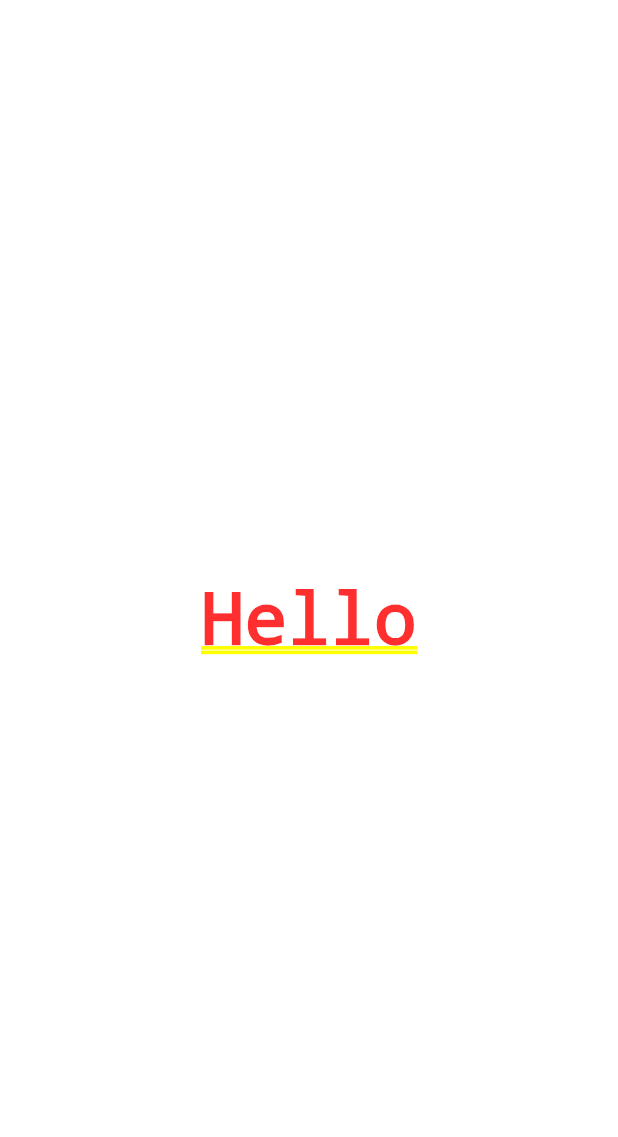
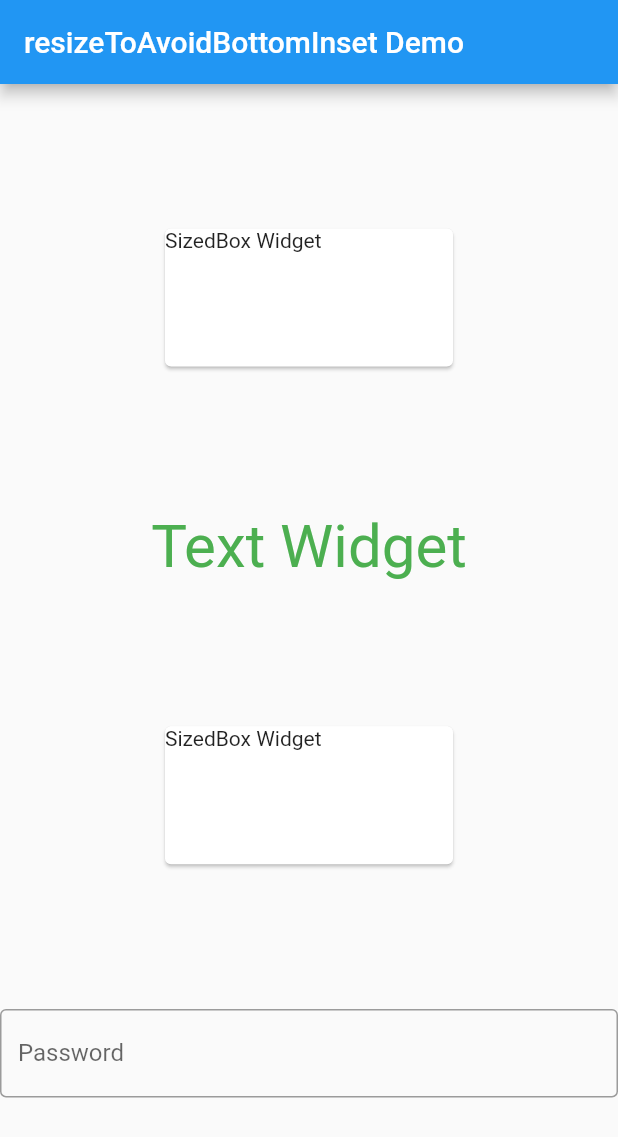
Before and after one commit to den11krs/places, a Flutter app: the screen it shows after launch, on a phone screen of 412 x 824 dp. Shown: the top 1137 px of the screen. Run offline on Flutter 3.47's test engine with Material 2 defaults, Android fonts, the light colour scheme and no system bars.

Commit message:
Create SightListScreen widget in a separate .dart file.

```diff
--- a/lib/main.dart
+++ b/lib/main.dart
@@ -1,4 +1,5 @@
 import 'package:flutter/material.dart';
+import 'package:places/ui/screen/sight_list_screen.dart';
 
 void main() {
   runApp(const App());
@@ -18,43 +19,7 @@
       theme: ThemeData(
         primarySwatch: Colors.blue,
       ),
-      home: const MyFirstStatefulWidget(),
+      home: const SightListScreen(),
     );
   }
 }
-
-class MyFirstWidget extends StatelessWidget {
-  const MyFirstWidget({Key? key}) : super(key: key);
-
-  @override
-  Widget build(BuildContext context) {
-    return Container(
-      child: const Center(
-        child: Text('Hello'),
-      ),
-    );
-  }
-}
-
-class MyFirstStatefulWidget extends StatefulWidget {
-  const MyFirstStatefulWidget({Key? key}) : super(key: key);
-
-  @override
-  State<MyFirstStatefulWidget> createState() => _MyFirstStatefulWidgetState();
-}
-
-class _MyFirstStatefulWidgetState extends State<MyFirstStatefulWidget> {
-  int _counter = 0;
-
-  @override
-  Widget build(BuildContext context) {
-    _counter = _counter + 1;
-    debugPrint("'Build' function has been called $_counter times.");
-
-    return Container(
-      child: const Center(
-        child: Text('Hello'),
-      ),
-    );
-  }
-}
--- /dev/null
+++ b/lib/ui/screen/sight_list_screen.dart
@@ -0,0 +1,51 @@
+import 'package:flutter/material.dart';
+
+class SightListScreen extends StatefulWidget {
+  const SightListScreen({Key? key}) : super(key: key);
+
+  @override
+  State<SightListScreen> createState() => _SightListScreenState();
+}
+
+class _SightListScreenState extends State<SightListScreen> {
+  @override
+  Widget build(BuildContext context) {
+    return Scaffold(
+      resizeToAvoidBottomInset: false,
+      appBar: AppBar(
+        title: const Text('resizeToAvoidBottomInset Demo'),
+      ),
+      body: Center(
+        child: Column(
+          mainAxisAlignment: MainAxisAlignment.spaceEvenly,
+          children: const [
+            SizedBox(
+              width: 200.0,
+              height: 100,
+              child: Card(child: Text('SizedBox Widget')),
+            ),
+            Text(
+              'Text Widget',
+              style: TextStyle(
+                fontSize: 40,
+                color: Colors.green,
+              ),
+            ),
+            SizedBox(
+              width: 200.0,
+              height: 100,
+              child: Card(child: Text('SizedBox Widget')),
+            ),
+            TextField(
+              obscureText: true,
+              decoration: InputDecoration(
+                border: OutlineInputBorder(),
+                labelText: 'Password',
+              ),
+            ),
+          ],
+        ),
+      ),
+    );
+  }
+}
```
